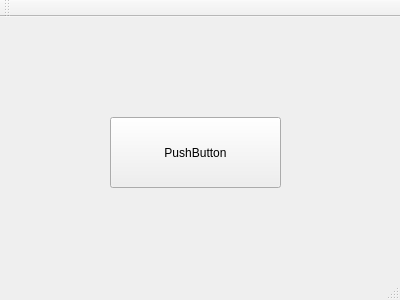
Before: the Qt Designer form programming/cpp/1-practice/03-Qt_projects/Tasker/Tasker/mainwindow.ui in namedtoaster/Programming-Projects, drawn with Qt 5.
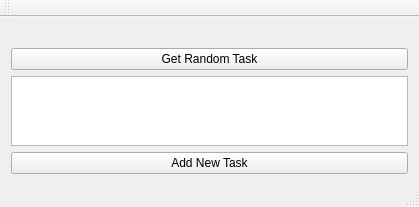
After: the same form once the commit is applied.

```diff
--- a/programming/cpp/1-practice/03-Qt_projects/Tasker/Tasker/mainwindow.ui
+++ b/programming/cpp/1-practice/03-Qt_projects/Tasker/Tasker/mainwindow.ui
@@ -6,40 +6,52 @@
    <rect>
     <x>0</x>
     <y>0</y>
-    <width>400</width>
-    <height>300</height>
+    <width>419</width>
+    <height>192</height>
    </rect>
   </property>
   <property name="windowTitle">
    <string>MainWindow</string>
   </property>
   <widget class="QWidget" name="centralWidget">
-   <widget class="QPushButton" name="pushButton">
-    <property name="geometry">
-     <rect>
-      <x>110</x>
-      <y>100</y>
-      <width>171</width>
-      <height>71</height>
-     </rect>
-    </property>
-    <property name="text">
-     <string>PushButton</string>
-    </property>
-   </widget>
-   <widget class="QLabel" name="label">
-    <property name="geometry">
-     <rect>
-      <x>70</x>
-      <y>50</y>
-      <width>251</width>
-      <height>21</height>
-     </rect>
-    </property>
-    <property name="text">
-     <string/>
-    </property>
-   </widget>
+   <layout class="QHBoxLayout" name="horizontalLayout">
+    <item>
+     <layout class="QVBoxLayout" name="verticalLayout">
+      <item>
+       <widget class="QLabel" name="label">
+        <property name="text">
+         <string/>
+        </property>
+       </widget>
+      </item>
+      <item>
+       <widget class="QPushButton" name="pushButton">
+        <property name="text">
+         <string>Get Random Task</string>
+        </property>
+       </widget>
+      </item>
+      <item>
+       <widget class="QTextEdit" name="textEdit">
+        <property name="html">
+         <string>&lt;!DOCTYPE HTML PUBLIC &quot;-//W3C//DTD HTML 4.0//EN&quot; &quot;http://www.w3.org/TR/REC-html40/strict.dtd&quot;&gt;
+&lt;html&gt;&lt;head&gt;&lt;meta name=&quot;qrichtext&quot; content=&quot;1&quot; /&gt;&lt;style type=&quot;text/css&quot;&gt;
+p, li { white-space: pre-wrap; }
+&lt;/style&gt;&lt;/head&gt;&lt;body style=&quot; font-family:'MS Shell Dlg 2'; font-size:8.25pt; font-weight:400; font-style:normal;&quot;&gt;
+&lt;p style=&quot;-qt-paragraph-type:empty; margin-top:0px; margin-bottom:0px; margin-left:0px; margin-right:0px; -qt-block-indent:0; text-indent:0px;&quot;&gt;&lt;br /&gt;&lt;/p&gt;&lt;/body&gt;&lt;/html&gt;</string>
+        </property>
+       </widget>
+      </item>
+      <item>
+       <widget class="QPushButton" name="pushButton_2">
+        <property name="text">
+         <string>Add New Task</string>
+        </property>
+       </widget>
+      </item>
+     </layout>
+    </item>
+   </layout>
   </widget>
   <widget class="QMenuBar" name="menuBar">
    <property name="geometry">
```
Left out of the diff: 2 changed lines with no effect on the pictures.
